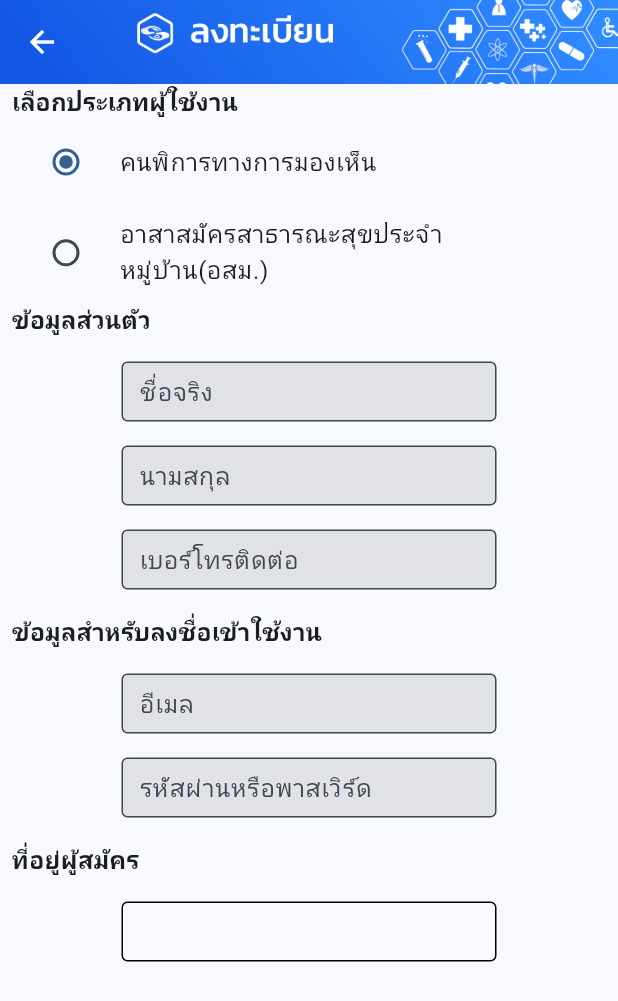
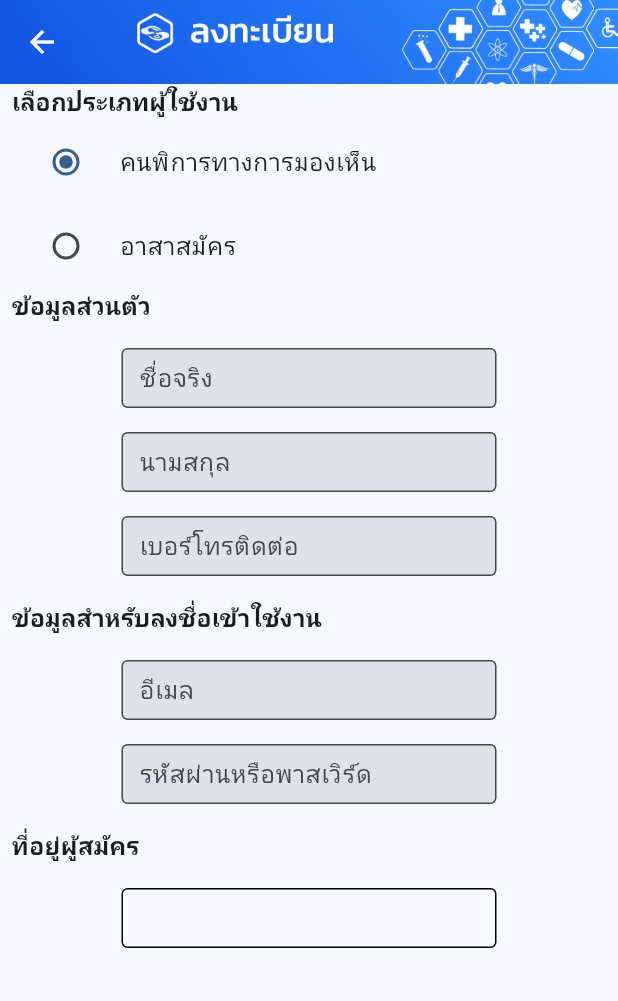
Before and after one commit to masterUNG/BlindHelpProJ15july, a Flutter app: the CreateNewAccount screen opened directly, on a phone screen of 412 x 824 dp. Shown: the top 1001 px of the screen. Run offline on Flutter 3.47's test engine with Material 2 defaults, Android fonts, the phone set to English and light mode, and no system bars; our stand-ins replace chat_bubbles, cloud_firestore, dio, firebase_auth, firebase_core, firebase_storage and 4 more; accounts and stored records are empty; network calls fail.

Commit message:
version 8

```diff
--- a/lib/states/create_new_account.dart
+++ b/lib/states/create_new_account.dart
@@ -77,7 +77,7 @@ class _CreateNewAccountState extends State<CreateNewAccount> {
                         const SizedBox(
                           height: 16,
                         ),
-                        WidgetTitle(title: appController.typeUser.value),
+                         WidgetTitle(title:  appController.typeUser.value == AppConstant.typeUsers[1] ? 'อาสาสมัคร' : appController.typeUser.value ),
                         Row(
                           mainAxisAlignment: MainAxisAlignment.center,
                           children: [
@@ -86,7 +86,7 @@ class _CreateNewAccountState extends State<CreateNewAccount> {
                                   data: appController.typeUser.value ==
                                           AppConstant.typeUsers[0]
                                       ? 'โรงพยาบาลที่รักษาประจำ'
-                                      : 'พื้นที่ดูแล'),
+                                      : 'พื้นที่สะดวกช่วยเหลือ'),
                               textEditingController: spcialController,
                             ),
                           ],
@@ -493,7 +493,7 @@ class _CreateNewAccountState extends State<CreateNewAccount> {
               onChanged: (value) {
                 appController.typeUser.value = value.toString();
               },
-              title: WidgetText(data: AppConstant.typeUsers[1]),
+              title: const WidgetText(data: 'อาสาสมัคร'),
             )
           ],
         ));
--- a/lib/widgets/widget_header_drawer.dart
+++ b/lib/widgets/widget_header_drawer.dart
@@ -28,7 +28,7 @@ class _WidgetHeaderDrawerState extends State<WidgetHeaderDrawer> {
             .copyWith(color: Colors.white),
       ),
       accountEmail:
-          WidgetText(data: appController.userModelLogins.last.typeUser),
+          WidgetText(data: appController.userModelLogins.last.typeUser == AppConstant.typeUsers[1] ? 'อาสาสมัคร' :  appController.userModelLogins.last.typeUser),
           currentAccountPicture: const WidgetImageAsset(),
           currentAccountPictureSize: const Size.square(60),
           decoration: AppConstant().gradientBox(context: context),
```
Also changed, not shown: lib/widgets/widget_signout.dart (+4 -3 lines), 2 other files.
